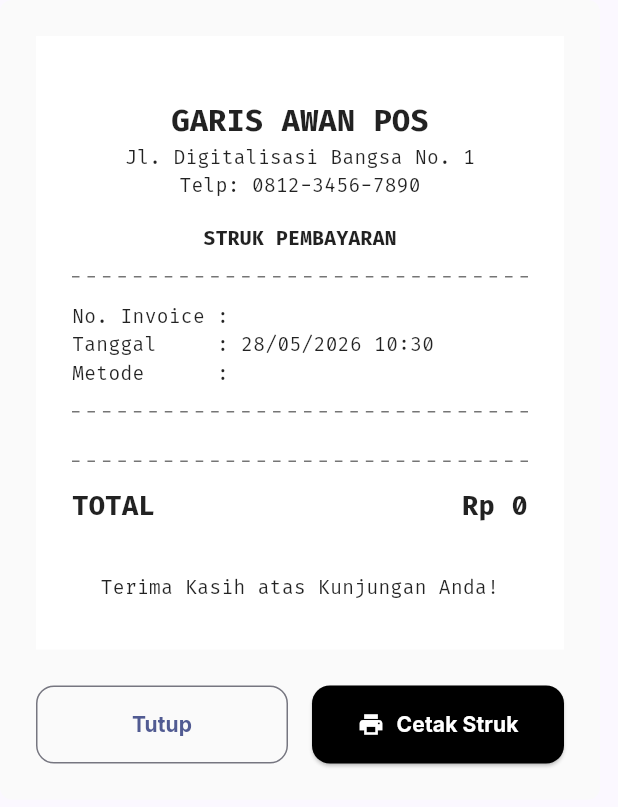
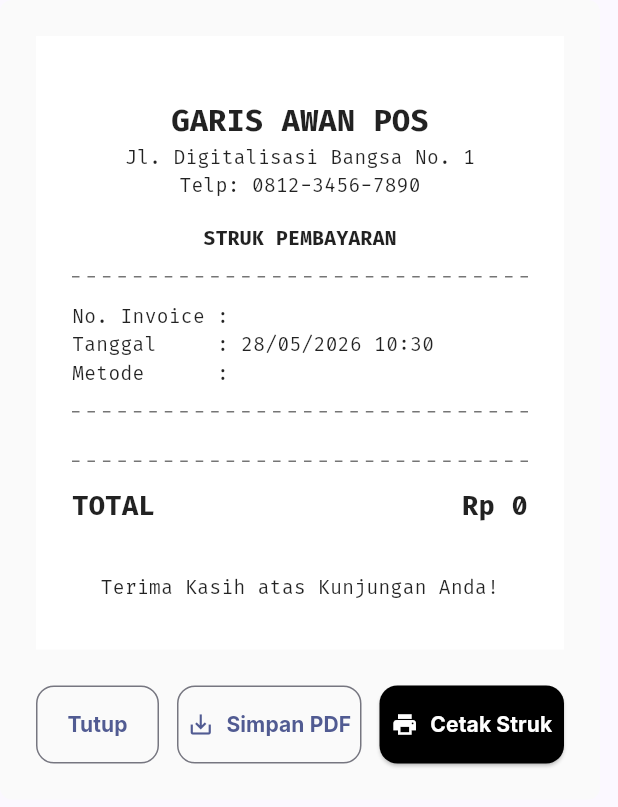
Before and after one commit to rosifirdos/pos-kasir, a Flutter app: the ReceiptWidget widget shown alone on an empty page, opened directly with empty values, after a tap on "Cetak Struk", on a phone screen of 412 x 824 dp. Shown: the top 807 px of the screen. Run offline on Flutter 3.47's test engine with Material 3 defaults, Android fonts, the phone set to English and light mode, and no system bars; our stand-ins replace google_fonts, image_picker, jwt_decoder, pdf, printing, shared_preferences; accounts and stored records are empty; network calls fail; statements that could not run were skipped.

Commit message:
fix: resolve empty filename on pdf printing by adding direct save pdf button and title change trick

```diff
--- a/frontend/lib/screens/receipt_dialog.dart
+++ b/frontend/lib/screens/receipt_dialog.dart
@@ -4,6 +4,7 @@ import 'package:pdf/pdf.dart';
 import 'package:pdf/widgets.dart' as pw;
 import 'package:printing/printing.dart';
 import 'package:google_fonts/google_fonts.dart';
+import 'package:flutter/services.dart';
 
 final _formatter = NumberFormat.currency(locale: 'id_ID', symbol: 'Rp ', decimalDigits: 0);
 
@@ -12,7 +13,7 @@ class ReceiptWidget extends StatelessWidget {
 
   const ReceiptWidget({Key? key, required this.transaction}) : super(key: key);
 
-  Future<void> _printReceipt() async {
+  pw.Document _generatePdfDocument() {
     final pdf = pw.Document();
     final date = DateFormat('dd/MM/yyyy HH:mm').format(DateTime.parse(transaction['createdAt']));
 
@@ -64,14 +65,39 @@ class ReceiptWidget extends StatelessWidget {
         },
       ),
     );
+    return pdf;
+  }
 
+  Future<void> _printReceipt() async {
+    final pdf = _generatePdfDocument();
     final String invoiceNumber = transaction['invoiceNumber'] ?? 'INV';
     final String timestamp = DateFormat('yyyyMMdd_HHmmss').format(DateTime.now());
     final String fileName = 'Struk_${invoiceNumber}_$timestamp';
 
+    // Temporary update app title for Web printing default filename
+    try {
+      await SystemChrome.setApplicationTitle(fileName);
+    } catch (_) {}
+
     await Printing.layoutPdf(
       name: fileName,
       onLayout: (PdfPageFormat format) async => pdf.save(),
+    );
+
+    try {
+      await SystemChrome.setApplicationTitle('Garis Awan POS');
+    } catch (_) {}
+  }
+
+  Future<void> _savePdf() async {
+    final pdf = _generatePdfDocument();
+    final String invoiceNumber = transaction['invoiceNumber'] ?? 'INV';
+    final String timestamp = DateFormat('yyyyMMdd_HHmmss').format(DateTime.now());
+    final String fileName = 'Struk_${invoiceNumber}_$timestamp.pdf';
+
+    await Printing.sharePdf(
+      bytes: await pdf.save(),
+      filename: fileName,
     );
   }
 
@@ -156,6 +182,7 @@ class ReceiptWidget extends StatelessWidget {
           Row(
             children: [
               Expanded(
+                flex: 2,
                 child: OutlinedButton(
                   onPressed: () => Navigator.pop(context),
                   style: OutlinedButton.styleFrom(
@@ -165,8 +192,22 @@ class ReceiptWidget extends StatelessWidget {
                   child: const Text('Tutup', style: TextStyle(fontWeight: FontWeight.bold)),
                 ),
               ),
-              const SizedBox(width: 16),
+              const SizedBox(width: 12),
               Expanded(
+                flex: 3,
+                child: OutlinedButton.icon(
+                  onPressed: _savePdf,
+                  icon: const Icon(Icons.save_alt),
+                  label: const Text('Simpan PDF', style: TextStyle(fontWeight: FontWeight.bold)),
+                  style: OutlinedButton.styleFrom(
+                    padding: const EdgeInsets.symmetric(vertical: 16),
+                    shape: RoundedRectangleBorder(borderRadius: BorderRadius.circular(12)),
+                  ),
+                ),
+              ),
+              const SizedBox(width: 12),
+              Expanded(
+                flex: 3,
                 child: ElevatedButton.icon(
                   onPressed: _printReceipt,
                   icon: const Icon(Icons.print),
```
